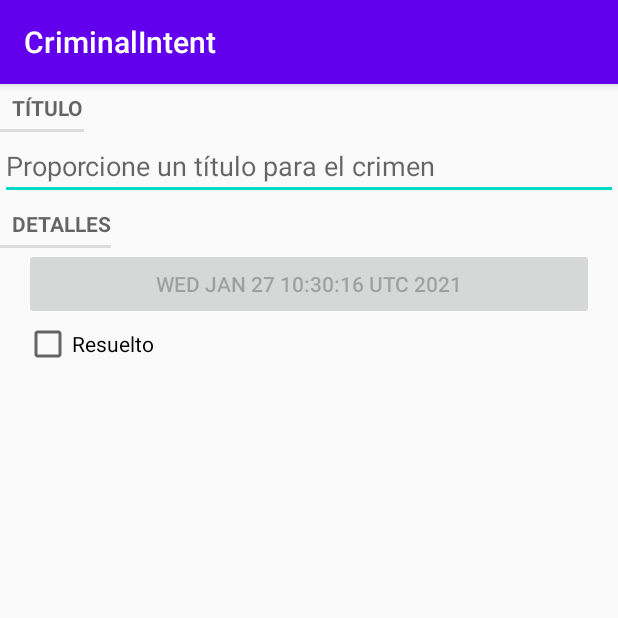
After one commit to Verenice-Ceballos/CriminalIntent, an Android app: the fragment CrimeFragment shown on its own in the app's theme, on a phone screen of 412 x 824 dp, the top half of it. The commit adds this screen. Run offline under Robolectric (Android 15) with nearby library versions, the phone set to English and light mode, and no system bars.

Commit message:
Muestra el detalle de un crimen y responde a clics del usuario. Muestra un Toast

```diff
--- /dev/null
+++ b/app/src/main/java/com/vereniceceballos/android/activities/CrimeActivity.java
@@ -0,0 +1,13 @@
+package com.vereniceceballos.android.activities;
+
+import androidx.fragment.app.Fragment;
+
+import com.vereniceceballos.android.fragments.CrimeFragment;
+import com.vereniceceballos.android.fragments.SingleFragmentActivity;
+
+public class CrimeActivity extends SingleFragmentActivity {
+    @Override
+    protected Fragment createFragment() {
+        return new CrimeFragment();
+    }
+}
--- /dev/null
+++ b/app/src/main/java/com/vereniceceballos/android/fragments/CrimeFragment.java
@@ -0,0 +1,71 @@
+package com.vereniceceballos.android.fragments;
+
+import android.os.Bundle;
+import android.text.Editable;
+import android.text.TextWatcher;
+import android.view.LayoutInflater;
+import android.view.View;
+import android.view.ViewGroup;
+import android.widget.Button;
+import android.widget.CheckBox;
+import android.widget.CompoundButton;
+import android.widget.EditText;
+
+import androidx.annotation.NonNull;
+import androidx.annotation.Nullable;
+import androidx.fragment.app.Fragment;
+
+import com.vereniceceballos.android.R;
+import com.vereniceceballos.android.model.Crime;
+
+public class CrimeFragment extends Fragment {
+    private Crime mCrime;
+    private EditText mTitleField;
+    private Button mDateButton;
+    private CheckBox mSolvedCheckBox;
+
+    @Nullable
+    @Override
+    public View onCreateView(@NonNull LayoutInflater inflater, @Nullable ViewGroup container, @Nullable Bundle savedInstanceState) {
+        View v = inflater.inflate(R.layout.fragment_crime, container, false);
+
+        mTitleField = v.findViewById(R.id.crime_title);
+        mDateButton = v.findViewById(R.id.crime_date);
+        mSolvedCheckBox = v.findViewById(R.id.crime_solved);
+
+        this.startup();
+
+        return v;
+    }
+
+    private void startup() {
+        mDateButton.setText(mCrime.getDate().toString());
+        mDateButton.setEnabled(false);
+
+        mTitleField.addTextChangedListener(new TextWatcher() {
+            @Override
+            public void beforeTextChanged(CharSequence s, int start, int count, int after) {
+            }
+            @Override
+            public void onTextChanged(CharSequence s, int start, int before, int count) {
+                mCrime.setTitle(s.toString());
+            }
+            @Override
+            public void afterTextChanged(Editable s) {
+            }
+        });
+
+        mSolvedCheckBox.setOnCheckedChangeListener(new CompoundButton.OnCheckedChangeListener() {
+            @Override
+            public void onCheckedChanged(CompoundButton buttonView, boolean isChecked) {
+                mCrime.setSolved(isChecked);
+            }
+        });
+    }
+
+    @Override
+    public void onCreate(@Nullable Bundle savedInstanceState) {
+        super.onCreate(savedInstanceState);
+        mCrime = new Crime();
+    }
+}
--- a/app/src/main/java/com/vereniceceballos/android/fragments/CrimeListFragment.java
+++ b/app/src/main/java/com/vereniceceballos/android/fragments/CrimeListFragment.java
@@ -6,6 +6,7 @@ import android.view.View;
 import android.view.ViewGroup;
 import android.widget.CheckBox;
 import android.widget.TextView;
+import android.widget.Toast;
 
 import androidx.annotation.NonNull;
 import androidx.annotation.Nullable;
@@ -42,7 +43,7 @@ public class CrimeListFragment extends Fragment {
         mCrimeRecyclerView.setAdapter(mAdapter);
     }
 
-    private class CrimeHolder extends RecyclerView.ViewHolder {
+    private class CrimeHolder extends RecyclerView.ViewHolder implements View.OnClickListener {
 
         private TextView mTitleTextView;
         private TextView mDateTextView;
@@ -51,6 +52,7 @@ public class CrimeListFragment extends Fragment {
 
         public CrimeHolder(@NonNull View itemView) {
             super(itemView);
+            itemView.setOnClickListener(this);
             mTitleTextView = (TextView) itemView.findViewById(R.id.list_item_crime_title_text_view);
             mDateTextView = (TextView) itemView.findViewById(R.id.list_item_crime_date_text_view);
             mSolvedCheckBox = (CheckBox) itemView.findViewById(R.id.list_item_crime_solved_check_box);
@@ -61,6 +63,13 @@ public class CrimeListFragment extends Fragment {
             mTitleTextView.setText(mCrime.getTitle());
             mDateTextView.setText(mCrime.getDate().toString());
             mSolvedCheckBox.setChecked(mCrime.isSolved());
+        }
+
+        @Override
+        public void onClick(View v) {
+            Toast.makeText(getActivity(),
+                    "Se hizo clic sobre " + mCrime.getTitle(),
+                    Toast.LENGTH_SHORT).show();
         }
     }
 
--- /dev/null
+++ b/app/src/main/res/layout/fragment_crime.xml
@@ -0,0 +1,41 @@
+<?xml version="1.0" encoding="utf-8"?>
+<LinearLayout
+    xmlns:android="http://schemas.android.com/apk/res/android"
+    android:layout_width="match_parent"
+    android:layout_height="match_parent"
+    android:orientation="vertical">
+
+    <TextView
+        android:layout_width="wrap_content"
+        android:layout_height="wrap_content"
+        android:text="@string/crime_title_label"
+        style="?android:listSeparatorTextViewStyle"/>
+
+    <EditText
+        android:layout_width="match_parent"
+        android:layout_height="wrap_content"
+        android:id="@+id/crime_title"
+        android:hint="@string/crime_title_hint"/>
+
+    <TextView
+        android:layout_width="wrap_content"
+        android:layout_height="wrap_content"
+        android:text="@string/crime_details_label"
+        style="?android:listSeparatorTextViewStyle"/>
+
+    <Button
+        android:layout_width="match_parent"
+        android:layout_height="wrap_content"
+        android:id="@+id/crime_date"
+        android:layout_marginStart="16dp"
+        android:layout_marginEnd="16dp"/>
+
+    <CheckBox
+        android:layout_width="wrap_content"
+        android:layout_height="wrap_content"
+        android:id="@+id/crime_solved"
+        android:text="@string/crime_solved_label"
+        android:layout_marginStart="16dp"
+        android:layout_marginEnd="16dp"/>
+
+</LinearLayout>
--- a/app/src/main/res/values/strings.xml
+++ b/app/src/main/res/values/strings.xml
@@ -1,3 +1,13 @@
 <resources>
     <string name="app_name">CriminalIntent</string>
+    <string name="crime_title_hint">
+        Proporcione un título para el crimen
+    </string>
+    <string name="crime_title_label">Título</string>
+    <string name="crime_details_label">
+        Detalles
+    </string>
+    <string name="crime_solved_label">
+        Resuelto
+    </string>
 </resources>
```
